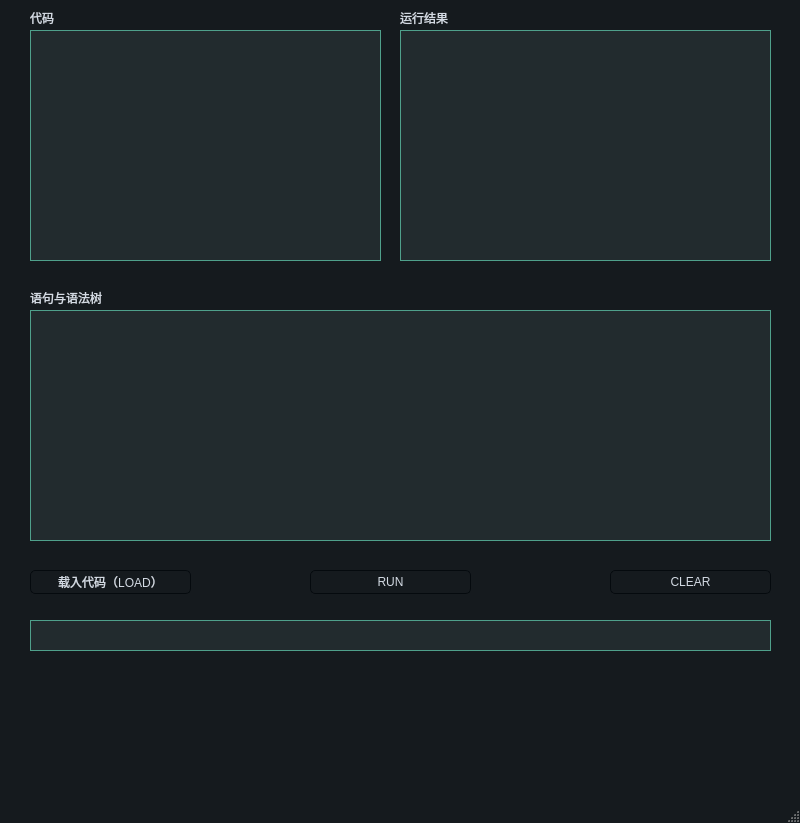
First picture: the form in minibasic.ui, repository linin00/minibasic, before the edit.
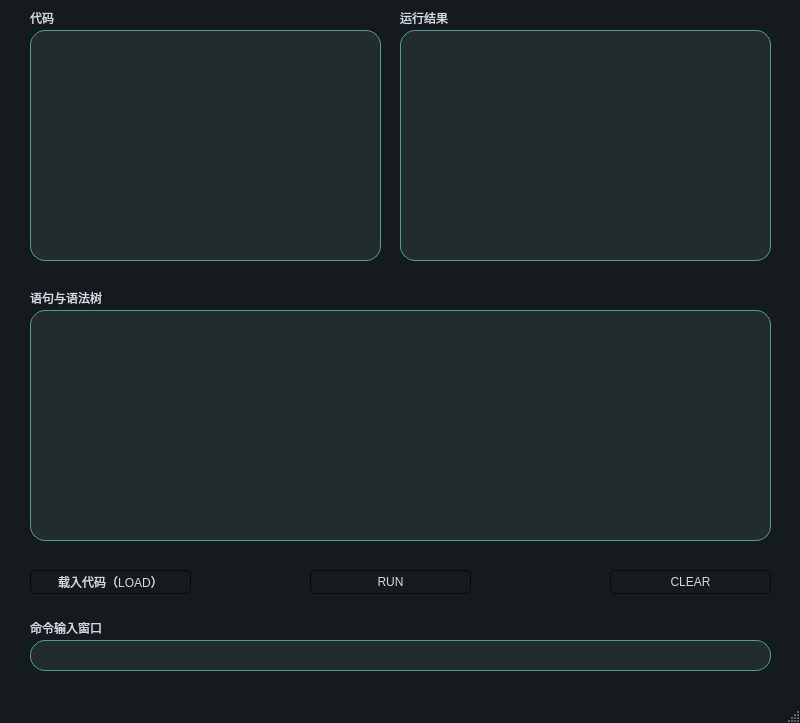
Second picture: the form after the edit.

The edit to the form file:
```diff
--- a/minibasic.ui
+++ b/minibasic.ui
@@ -7,7 +7,7 @@
     <x>0</x>
     <y>0</y>
     <width>800</width>
-    <height>823</height>
+    <height>723</height>
    </rect>
   </property>
   <property name="windowTitle">
@@ -23,6 +23,7 @@
 */
 QMainWindow {
 	background-color:#151a1e;
+	border-radius:15px
 }
 QCalendar {
 	background-color: #151a1e;
@@ -666,7 +667,7 @@
      </rect>
     </property>
     <property name="styleSheet">
-     <string notr="true"/>
+     <string notr="true">border-radius:15px</string>
     </property>
     <property name="frameShape">
      <enum>QFrame::Box</enum>
@@ -681,6 +682,9 @@
       <height>231</height>
      </rect>
     </property>
+    <property name="styleSheet">
+     <string notr="true">border-radius:15px</string>
+    </property>
     <property name="frameShape">
      <enum>QFrame::Box</enum>
     </property>
@@ -694,6 +698,9 @@
       <height>231</height>
      </rect>
     </property>
+    <property name="styleSheet">
+     <string notr="true">border-radius: 15px</string>
+    </property>
     <property name="frameShape">
      <enum>QFrame::Box</enum>
     </property>
@@ -702,11 +709,14 @@
     <property name="geometry">
      <rect>
       <x>30</x>
-      <y>620</y>
+      <y>640</y>
       <width>741</width>
       <height>31</height>
      </rect>
     </property>
+    <property name="styleSheet">
+     <string notr="true">border-radius : 15px</string>
+    </property>
    </widget>
   </widget>
   <widget class="QMenuBar" name="menubar">
```
